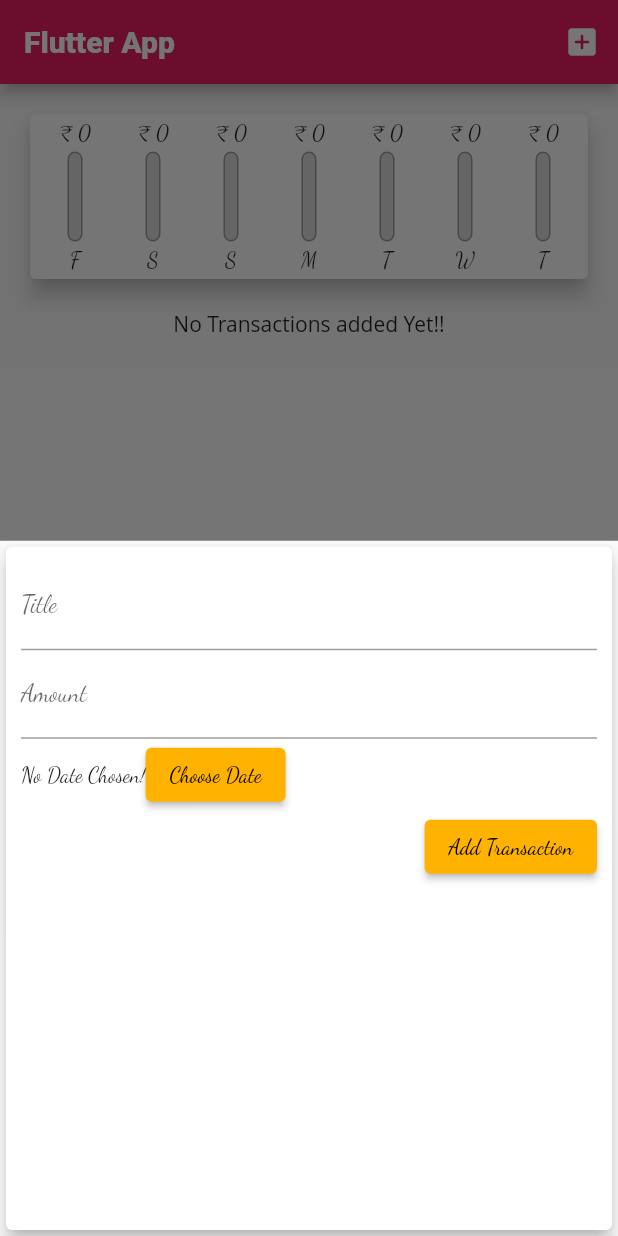
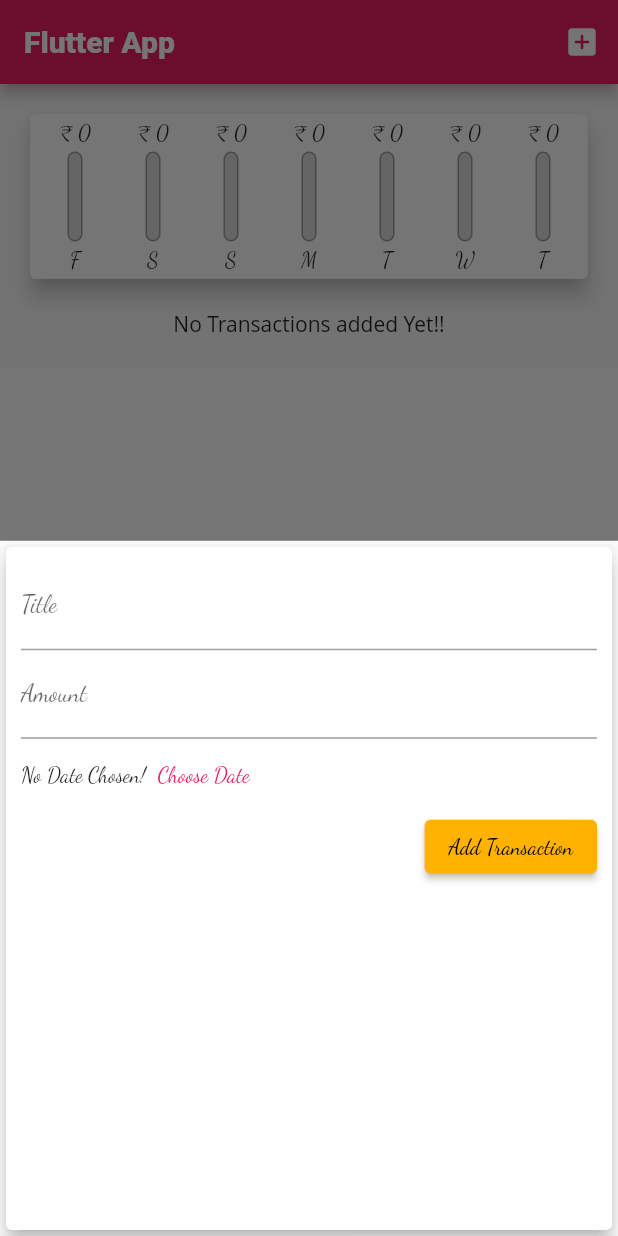
Before and after one commit to marizvi/Expense_App, a Flutter app: the screen it shows after launch, after a tap on the "add box" icon, on a phone screen of 412 x 824 dp. Run offline on Flutter 3.47's test engine with Material 2 defaults, Android fonts, the phone set to English and light mode, and no system bars; Roboto replaces fonts that are missing (Open Sans).

```diff
--- a/lib/widgets/new_transaction.dart
+++ b/lib/widgets/new_transaction.dart
@@ -68,10 +68,9 @@ class _NewTransactionState extends State<NewTransaction> {
                   ),
                   Row(children: [
                     Text('No Date Chosen!'),
-                    ElevatedButton(
+                    TextButton(
                       style: ButtonStyle(
-                        backgroundColor: MaterialStateProperty.all(Colors.amber[600]),
-                        foregroundColor: MaterialStateProperty.all(Colors.black)
+                        foregroundColor: MaterialStateProperty.all(Theme.of(context).primaryColor)
                       ),
                       onPressed: (){},
                      child: Text("Choose Date"),
```
